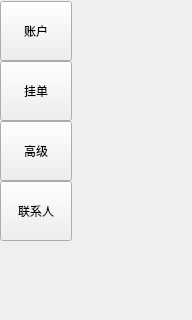
Before: the Qt Designer form functionBar/FunctionWidget.ui in HcashOrg/hx-indicator, drawn with Qt 5; both pictures show x 0 to 192 and y 0 to 320 of the 192 by 530 pixel window.
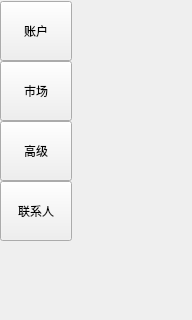
After: the same form once the commit is applied.

```diff
--- a/functionBar/FunctionWidget.ui
+++ b/functionBar/FunctionWidget.ui
@@ -112,7 +112,10 @@
        </size>
       </property>
       <property name="text">
-       <string>挂单</string>
+       <string>市场</string>
+      </property>
+      <property name="toolButtonStyle">
+       <enum>Qt::ToolButtonIconOnly</enum>
       </property>
      </widget>
     </item>
```
Left out of the diff: 9 changed lines with no effect on the pictures.
